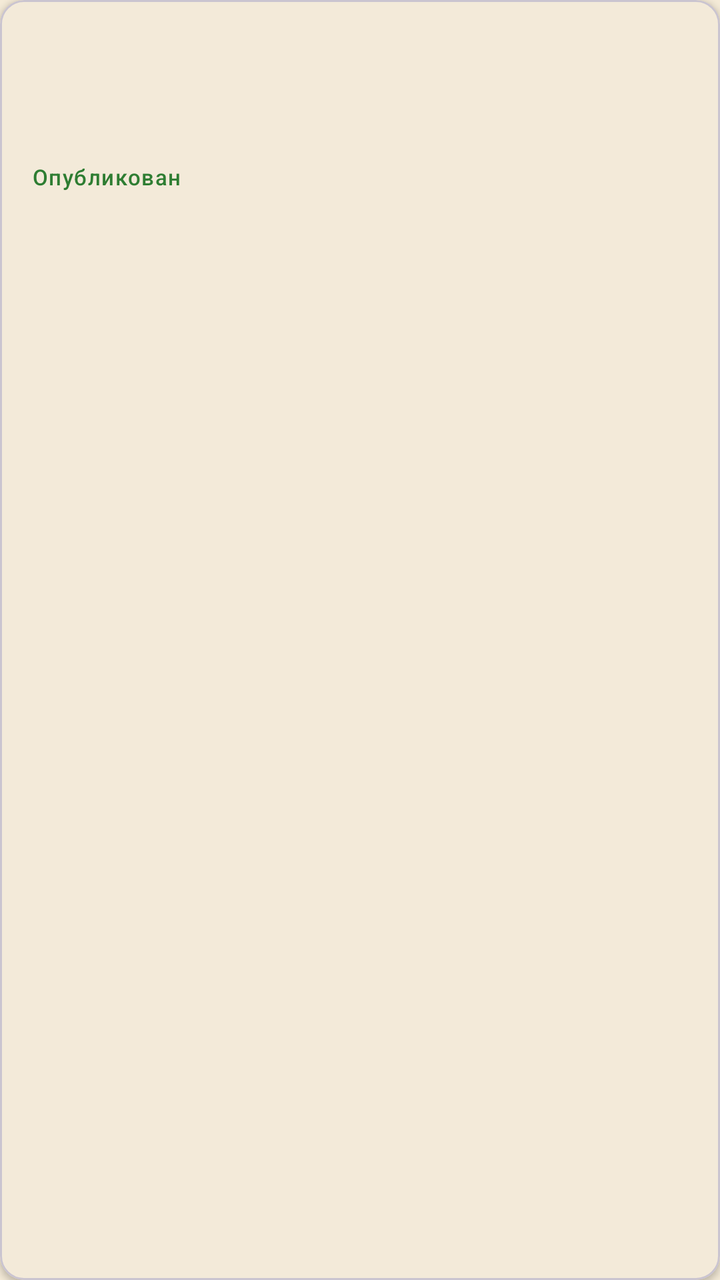
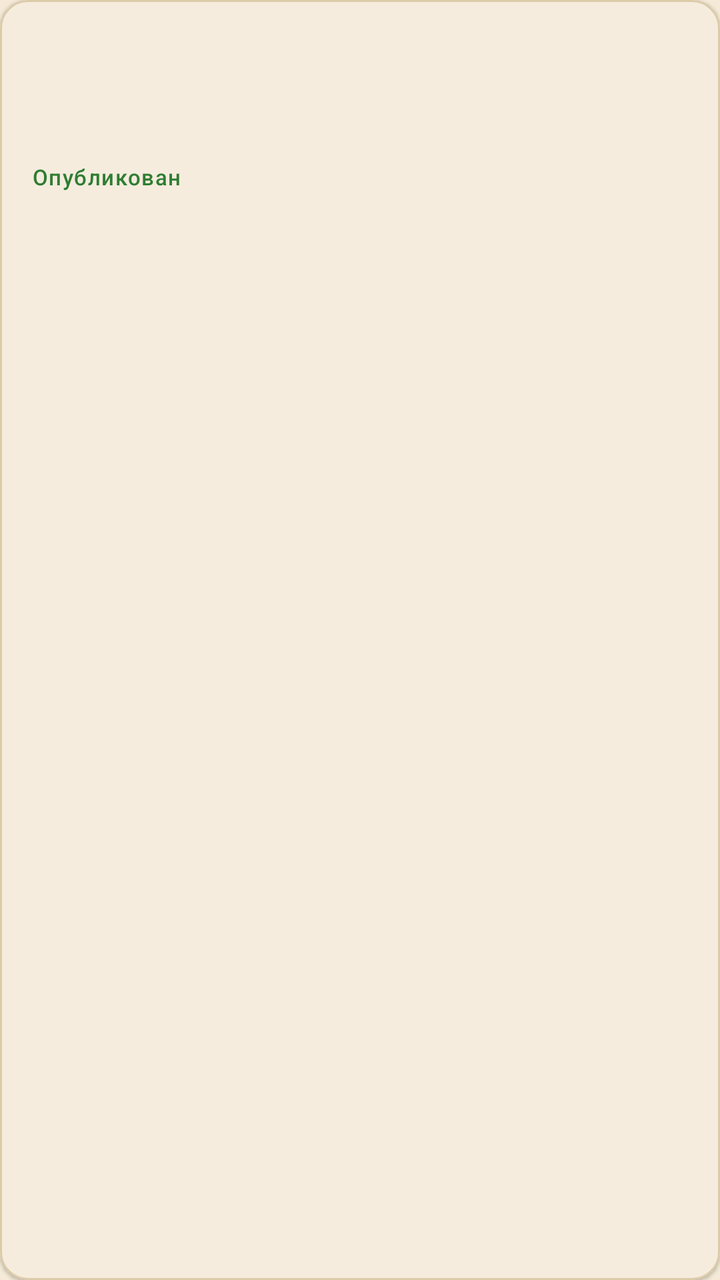

Screens rendered from an Android XML layout before and after an edit, with the pre-edit source and the edit as a unified diff.
<!-- AndroidManifest.xml: application theme Theme.DnDMemory -->
<!-- res/layout/item_retelling.xml -->
<?xml version="1.0" encoding="utf-8"?>
<com.google.android.material.card.MaterialCardView
    xmlns:android="http://schemas.android.com/apk/res/android"
    xmlns:app="http://schemas.android.com/apk/res-auto"
    android:id="@+id/item_retelling_root"
    android:layout_width="match_parent"
    android:layout_height="wrap_content"
    android:layout_marginStart="12dp"
    android:layout_marginTop="6dp"
    android:layout_marginEnd="12dp"
    android:layout_marginBottom="6dp"
    android:clickable="true"
    android:focusable="true"
    app:cardCornerRadius="12dp"
    app:cardElevation="2dp">

    <LinearLayout
        android:layout_width="match_parent"
        android:layout_height="wrap_content"
        android:orientation="vertical"
        android:padding="16dp">

        <TextView
            android:id="@+id/item_retelling_title"
            android:layout_width="match_parent"
            android:layout_height="wrap_content"
            android:textAppearance="?attr/textAppearanceTitleMedium" />

        <TextView
            android:id="@+id/item_retelling_meta"
            android:layout_width="match_parent"
            android:layout_height="wrap_content"
            android:textAppearance="?attr/textAppearanceBodySmall" />

        <TextView
            android:id="@+id/item_retelling_snippet"
            android:layout_width="match_parent"
            android:layout_height="wrap_content"
            android:layout_marginTop="4dp"
            android:ellipsize="end"
            android:maxLines="3"
            android:textAppearance="?attr/textAppearanceBodyMedium" />

        <TextView
            android:id="@+id/item_retelling_status"
            android:layout_width="wrap_content"
            android:layout_height="wrap_content"
            android:layout_marginTop="4dp"
            android:text="@string/retelling_published"
            android:textAppearance="?attr/textAppearanceLabelSmall"
            android:textColor="@color/badge_published" />
    </LinearLayout>
</com.google.android.material.card.MaterialCardView>
<!-- resources referenced by this layout -->
<resources>
  <color name="badge_published">#2E7D32</color>
  <string name="retelling_published">Опубликован</string>
  <style name="Theme.DnDMemory" parent="Theme.Material3.DayNight.NoActionBar">
          <item name="colorPrimary">@color/colorPrimary</item>
          <item name="colorPrimaryDark">@color/colorPrimaryDark</item>
          <item name="colorOnPrimary">@color/colorOnPrimary</item>
          <item name="colorPrimaryContainer">@color/colorPrimaryContainer</item>
          <item name="colorOnPrimaryContainer">@color/colorOnPrimaryContainer</item>
          <item name="colorSecondary">@color/colorSecondary</item>
          <item name="colorOnSecondary">@color/colorOnSecondary</item>
          <item name="colorSurface">@color/colorSurface</item>
          <item name="colorOnSurface">@color/colorOnSurface</item>
          <item name="colorSurfaceVariant">@color/colorSurfaceVariant</item>
          <item name="colorOnSurfaceVariant">@color/colorOnSurfaceVariant</item>
          <item name="android:colorBackground">@color/colorBackground</item>
          <item name="colorOnBackground">@color/colorOnBackground</item>
          <item name="colorError">@color/colorError</item>
          <item name="colorOnError">@color/colorOnError</item>
          <item name="colorOutline">@color/colorOutline</item>
          <item name="android:statusBarColor">@color/colorPrimaryDark</item>
          <item name="android:navigationBarColor">@color/colorBackground</item>
          <item name="android:windowBackground">@color/colorBackground</item>
      </style>
  <color name="colorPrimary">#8A6A3B</color>
  <color name="colorPrimaryDark">#5E4525</color>
  <color name="colorOnPrimary">#FFF7EA</color>
  <color name="colorPrimaryContainer">#EBDCC2</color>
  <color name="colorOnPrimaryContainer">#3A2A14</color>
  <color name="colorSecondary">#B98B2E</color>
  <color name="colorOnSecondary">#FFF8EA</color>
  <color name="colorSurface">#FBF4E6</color>
  <color name="colorOnSurface">#2A2118</color>
  <color name="colorSurfaceVariant">#EEE0C6</color>
  <color name="colorOnSurfaceVariant">#57493A</color>
  <color name="colorBackground">#F4EAD7</color>
  <color name="colorOnBackground">#2A2118</color>
  <color name="colorError">#A3231C</color>
  <color name="colorOnError">#FFFFFF</color>
  <color name="colorOutline">#8C7B63</color>
</resources>

<!-- the commit's change to res/layout/item_retelling.xml (unified diff, before → after) -->
@@ -1,5 +1,6 @@
 <?xml version="1.0" encoding="utf-8"?>
 <com.google.android.material.card.MaterialCardView
+    style="@style/Widget.DnDMemory.Card"
     xmlns:android="http://schemas.android.com/apk/res/android"
     xmlns:app="http://schemas.android.com/apk/res-auto"
     android:id="@+id/item_retelling_root"
@@ -11,9 +12,7 @@
     android:layout_marginBottom="6dp"
     android:clickable="true"
     android:focusable="true"
-    app:cardCornerRadius="12dp"
-    app:cardElevation="2dp">
-
+    >
     <LinearLayout
         android:layout_width="match_parent"
         android:layout_height="wrap_content"
<!-- resource entries referenced after the edit -->
@@ -2,6 +2,15 @@
 <resources>
   <color name="badge_published">#2E7D32</color>
   <string name="retelling_published">Опубликован</string>
+  <style name="Widget.DnDMemory.Card" parent="Widget.Material3.CardView.Elevated">
+          <item name="cardBackgroundColor">?attr/colorSurface</item>
+          <item name="cardCornerRadius">14dp</item>
+          <item name="cardElevation">1dp</item>
+          <item name="strokeColor">@color/card_stroke</item>
+          <item name="strokeWidth">1dp</item>
+          <item name="android:clickable">true</item>
+          <item name="android:focusable">true</item>
+      </style>
   <style name="Theme.DnDMemory" parent="Theme.Material3.DayNight.NoActionBar">
           <item name="colorPrimary">@color/colorPrimary</item>
           <item name="colorPrimaryDark">@color/colorPrimaryDark</item>
@@ -23,6 +32,7 @@
           <item name="android:navigationBarColor">@color/colorBackground</item>
           <item name="android:windowBackground">@color/colorBackground</item>
       </style>
+  <color name="card_stroke">#DCCBA9</color>
   <color name="colorPrimary">#8A6A3B</color>
   <color name="colorPrimaryDark">#5E4525</color>
   <color name="colorOnPrimary">#FFF7EA</color>
